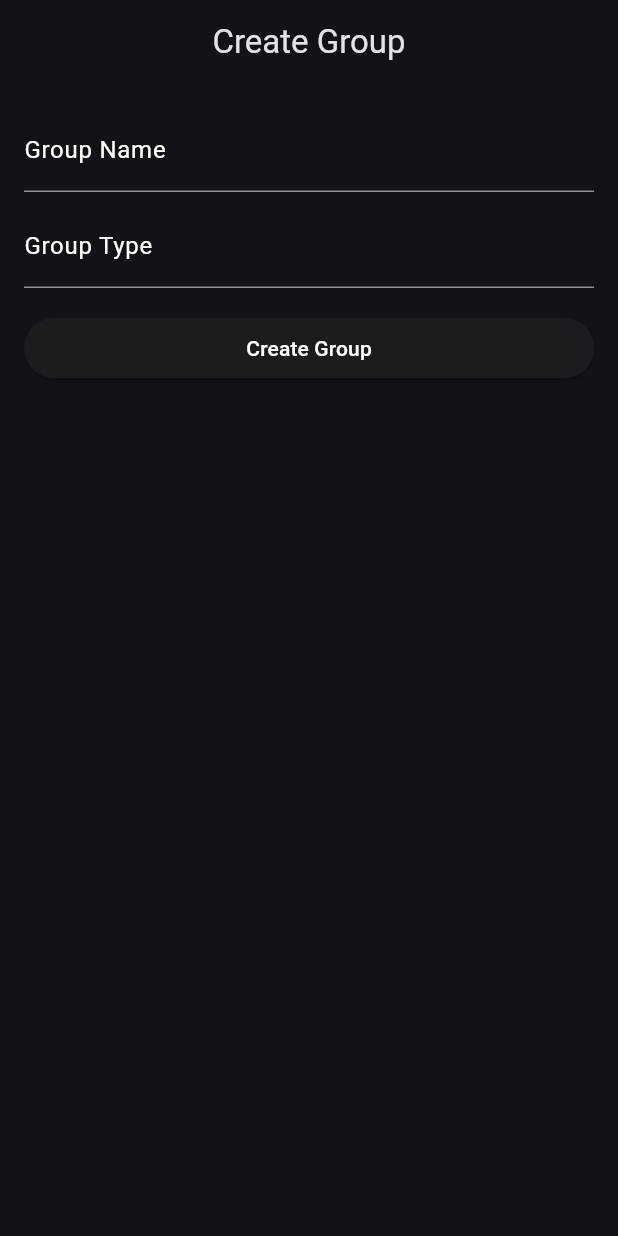
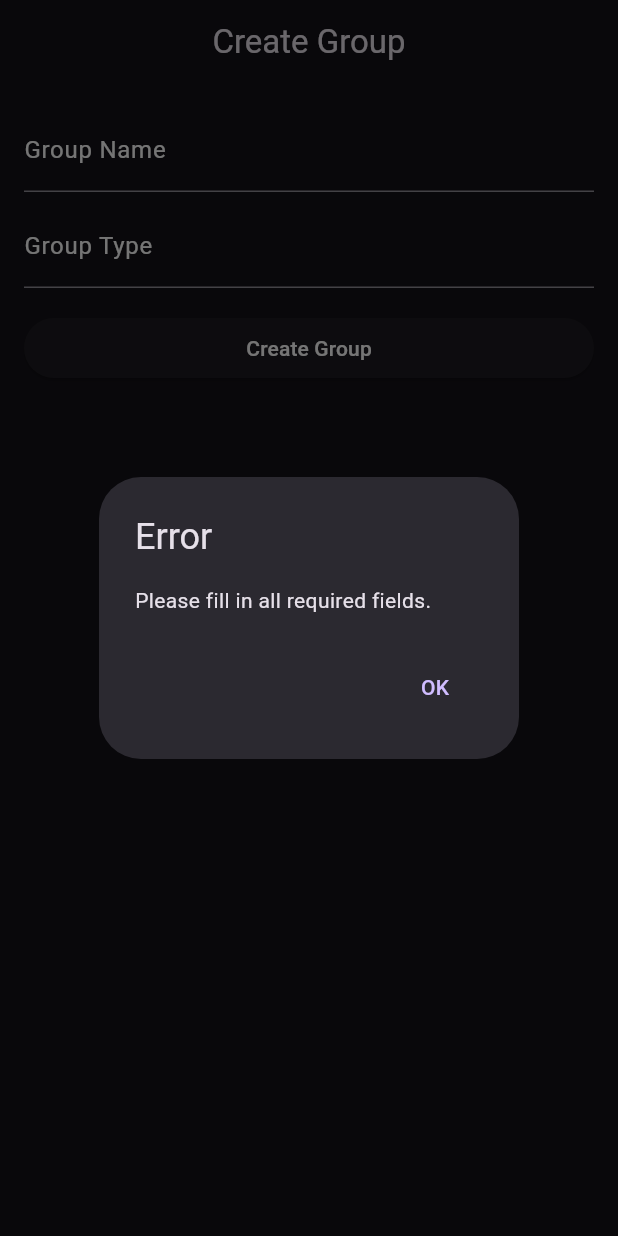
Before and after one commit to Justinjolly/eco, a Flutter app: the GroupCreate screen opened directly, after a tap on "Create Group", on a phone screen of 412 x 824 dp. Run offline on Flutter 3.47's test engine with Material 3 defaults, Android fonts, the phone set to English and light mode, and no system bars; our stand-ins replace cloud_firestore, firebase_auth, firebase_core; missing offline and left inert: qr_code_scanner; accounts and stored records are empty.

Commit message:
group message

```diff
--- a/lib/pages/groupcreate.dart
+++ b/lib/pages/groupcreate.dart
@@ -10,7 +10,7 @@
       appBar: AppBar(
         title: Text('Create Group'),
         centerTitle: true,
-        automaticallyImplyLeading: false,
+        automaticallyImplyLeading: false, // Disable the back button
       ),
       body: Padding(
         padding: const EdgeInsets.all(16.0),
@@ -42,7 +42,8 @@
                   print('Group Name: $groupName');
                   print('Group Type: $groupType');
                 } else {
-                  print('Please fill in all required fields');
+                  _showAlertDialog(
+                      context); // Show alert dialog if fields are empty
                 }
               },
               child:
@@ -53,4 +54,24 @@
       ),
     );
   }
+
+  void _showAlertDialog(BuildContext context) {
+    showDialog(
+      context: context,
+      builder: (BuildContext context) {
+        return AlertDialog(
+          title: Text('Error'),
+          content: Text('Please fill in all required fields.'),
+          actions: <Widget>[
+            TextButton(
+              onPressed: () {
+                Navigator.of(context).pop(); // Close the dialog
+              },
+              child: Text('OK'),
+            ),
+          ],
+        );
+      },
+    );
+  }
 }
```
